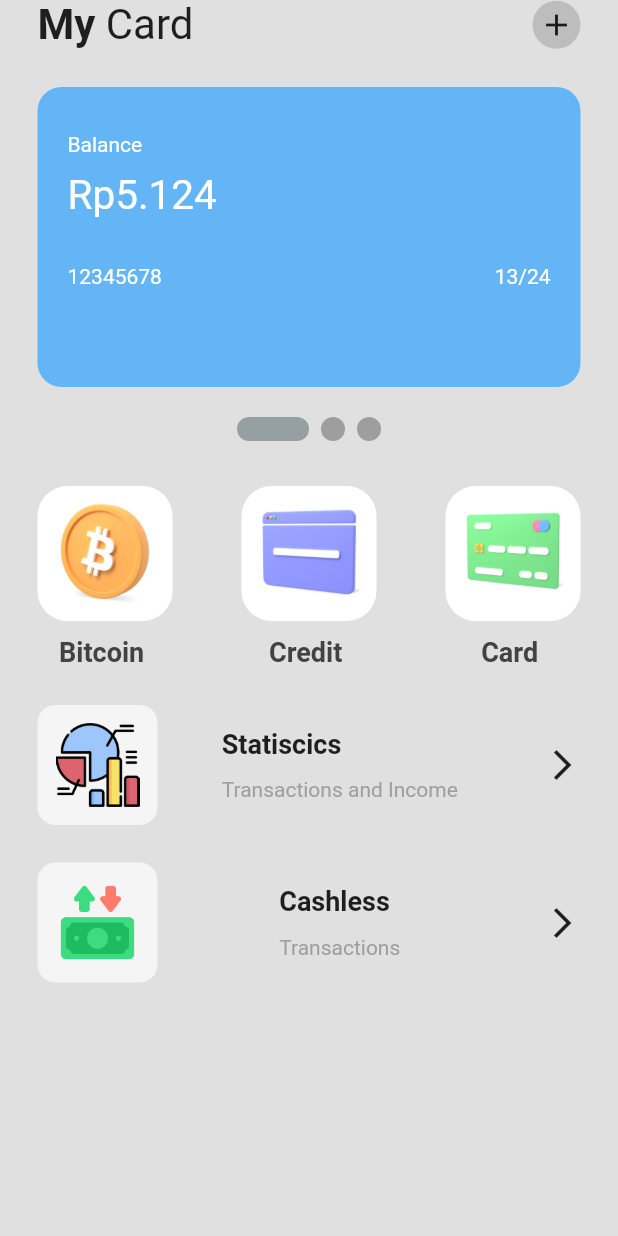
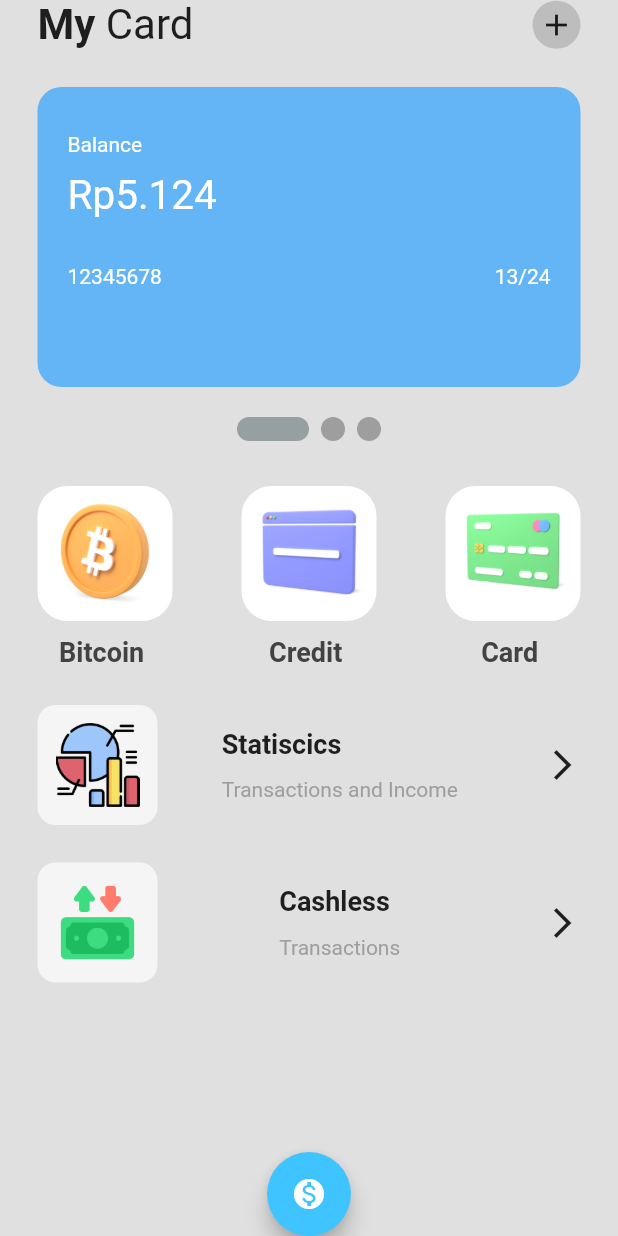
Before and after one commit to caspertrack69/WalletAppUI, a Flutter app: the screen it shows after launch, on a phone screen of 412 x 824 dp. Run offline on Flutter 3.47's test engine with Material 2 defaults, Android fonts, the phone set to English and light mode, and no system bars; drawn by our look-alikes of smooth_page_indicator.

Commit message:
add floating action button

```diff
--- a/lib/main.dart
+++ b/lib/main.dart
@@ -1,3 +1,5 @@
+// ignore_for_file: prefer_const_constructors, duplicate_ignore
+
 import 'package:flutter/material.dart';
 import 'package:project/pages/home_page.dart';
 
@@ -10,6 +12,7 @@ class MyApp extends StatelessWidget {
 
   @override
   Widget build(BuildContext context) {
+    // ignore: prefer_const_constructors
     return MaterialApp(
       debugShowCheckedModeBanner: false,
       home: HomePage(),
--- a/lib/pages/home_page.dart
+++ b/lib/pages/home_page.dart
@@ -20,6 +20,13 @@ class _HomePageState extends State<HomePage> {
   Widget build(BuildContext context) {
     return Scaffold(
       backgroundColor: Colors.grey[300],
+      floatingActionButton: FloatingActionButton(
+        onPressed: () {},
+        backgroundColor: Colors.lightBlueAccent,
+        child: Icon(Icons.monetization_on_sharp),
+      ),
+      floatingActionButtonLocation: FloatingActionButtonLocation.centerDocked,
+      bottomNavigationBar: BottomAppBar(),
       body: SafeArea(
         child: Column(
           children: [
```
